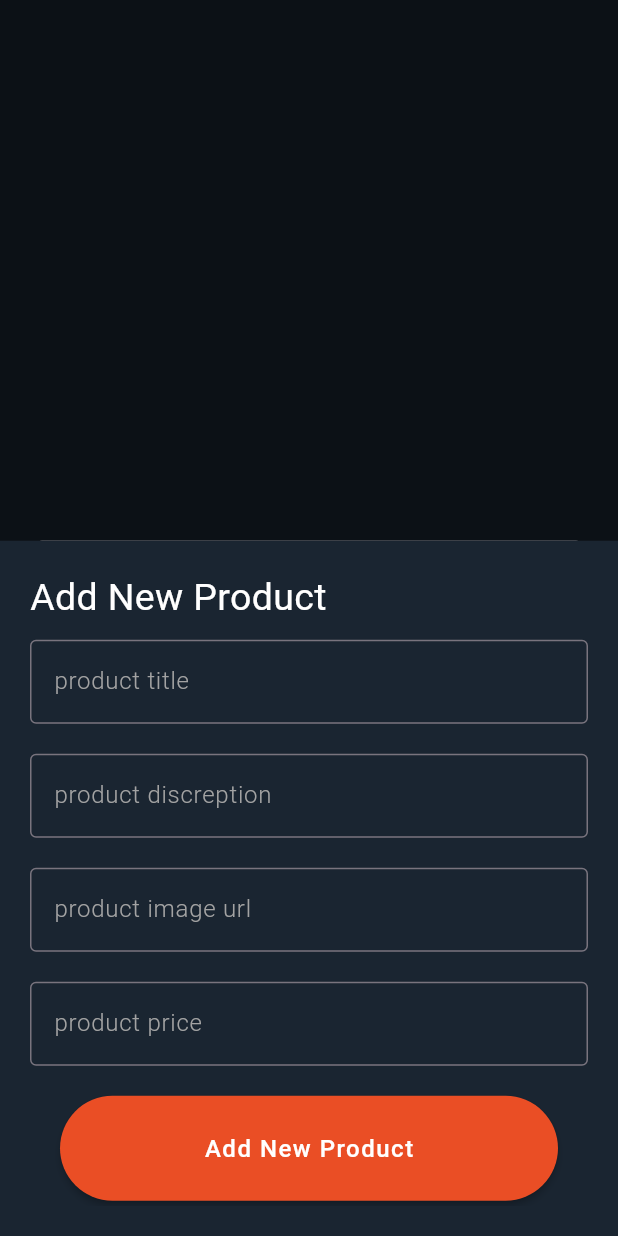
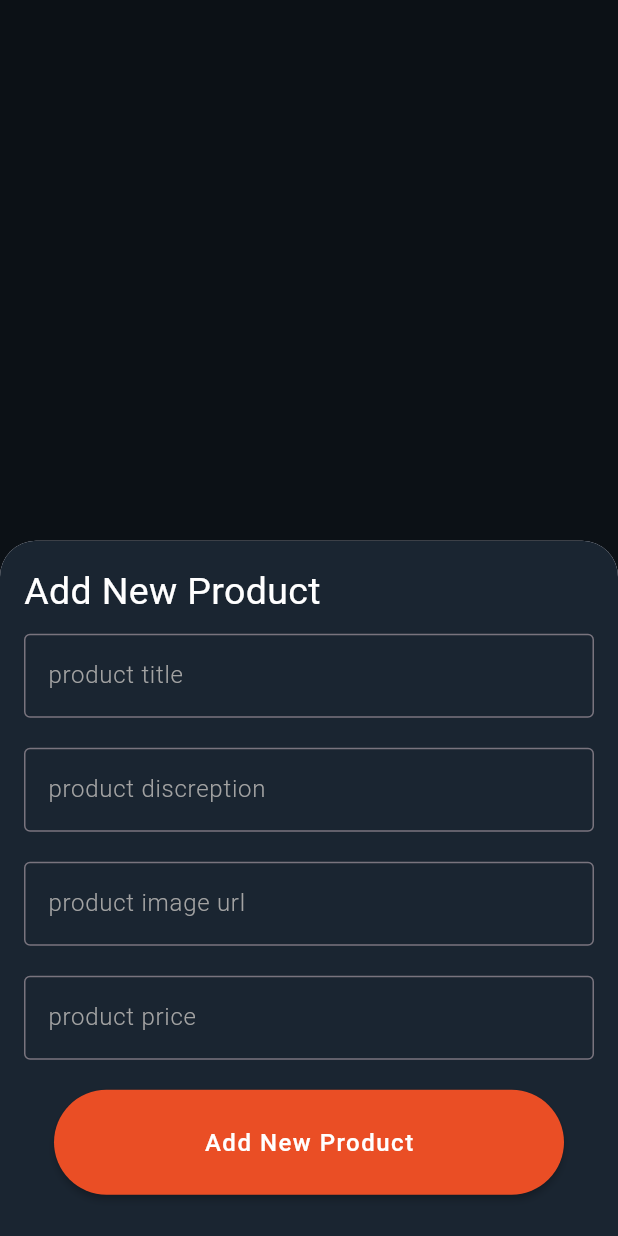
Before and after one commit to abdka2000/flutter-e-commerce-app-, a Flutter app: the Test screen opened directly, after a tap on the "add" icon, on a phone screen of 412 x 824 dp. Run offline on Flutter 3.47's test engine with Material 3 defaults, Android fonts, the light colour scheme and no system bars; our stand-ins replace cached_network_image, connectivity_plus, dartz, equatable, flutter_bloc, get_it and 4 more; missing offline and left inert: dart:html; accounts and stored records are empty; network calls fail.

Commit message:
add radius to bottom sheet

```diff
--- a/lib/features/products/presentation/widgets/add_button.dart
+++ b/lib/features/products/presentation/widgets/add_button.dart
@@ -12,7 +12,10 @@
     return FloatingActionButton(
       onPressed: () {
         showModalBottomSheet(
-            context: context, builder: (context) => const AddProductSheet());
+            shape: const RoundedRectangleBorder(
+                borderRadius: BorderRadius.vertical(top: Radius.circular(24))),
+            context: context,
+            builder: (context) => const AddProductSheet());
       },
       backgroundColor: AppColors.orange,
       shape: RoundedRectangleBorder(borderRadius: BorderRadius.circular(40)),
--- a/lib/features/products/presentation/widgets/add_product_sheet.dart
+++ b/lib/features/products/presentation/widgets/add_product_sheet.dart
@@ -1,11 +1,5 @@
-import 'package:e_commerce/core/string/colors.dart';
-import 'package:e_commerce/core/widgets/button_widget.dart';
-import 'package:e_commerce/core/widgets/loading.dart';
 import 'package:e_commerce/core/widgets/snackbar_message.dart';
-import 'package:e_commerce/features/products/domain/entities/product_entity.dart';
 import 'package:e_commerce/features/products/presentation/bloc/add_product/add_product_cubit.dart';
-import 'package:e_commerce/features/products/presentation/bloc/add_update_delete/add_update_deleta_cubit.dart';
-import 'package:e_commerce/features/products/presentation/widgets/add_product_field.dart';
 import 'package:e_commerce/features/products/presentation/widgets/bottom_sheet_form.dart';
 import 'package:e_commerce/injection_container.dart';
 import 'package:flutter/material.dart';
--- a/lib/features/products/presentation/widgets/bottom_sheet_form.dart
+++ b/lib/features/products/presentation/widgets/bottom_sheet_form.dart
@@ -1,14 +1,10 @@
 import 'package:e_commerce/core/string/colors.dart';
 import 'package:e_commerce/core/widgets/button_widget.dart';
-import 'package:e_commerce/core/widgets/loading.dart';
-import 'package:e_commerce/core/widgets/snackbar_message.dart';
 import 'package:e_commerce/features/products/domain/entities/product_entity.dart';
 import 'package:e_commerce/features/products/presentation/bloc/add_product/add_product_cubit.dart';
-import 'package:e_commerce/features/products/presentation/bloc/add_update_delete/add_update_deleta_cubit.dart';
 import 'package:e_commerce/features/products/presentation/widgets/add_product_field.dart';
 import 'package:flutter/material.dart';
 import 'package:flutter_bloc/flutter_bloc.dart';
-import 'package:go_router/go_router.dart';
 
 class BottomSheetForm extends StatelessWidget {
   const BottomSheetForm({super.key});
@@ -36,19 +32,25 @@
     }
 
     return Container(
-      color: AppColors.darkGrey,
-      padding: const EdgeInsets.all(20),
+      decoration: BoxDecoration(
+          color: AppColors.darkGrey,
+          borderRadius: const BorderRadius.vertical(top: Radius.circular(24))),
+      height: 600,
+      padding: const EdgeInsets.symmetric(horizontal: 16),
       child: Form(
         key: formKey,
         child: SingleChildScrollView(
           child: Column(
             crossAxisAlignment: CrossAxisAlignment.start,
             children: [
-              const Text("Add New Product",
-                  style: TextStyle(
-                    color: Colors.white,
-                    fontSize: 25,
-                  )),
+              const Padding(
+                padding: EdgeInsets.only(top: 16),
+                child: Text("Add New Product",
+                    style: TextStyle(
+                      color: Colors.white,
+                      fontSize: 25,
+                    )),
+              ),
               AddProductField(
                 hint: "product title",
                 controller: titleController,
```
Also changed, not shown: lib/features/products/presentation/screens/home_page.dart (+3 -70 lines), lib/features/products/presentation/widgets/home_page_body.dart (added, +74 -0 lines).
